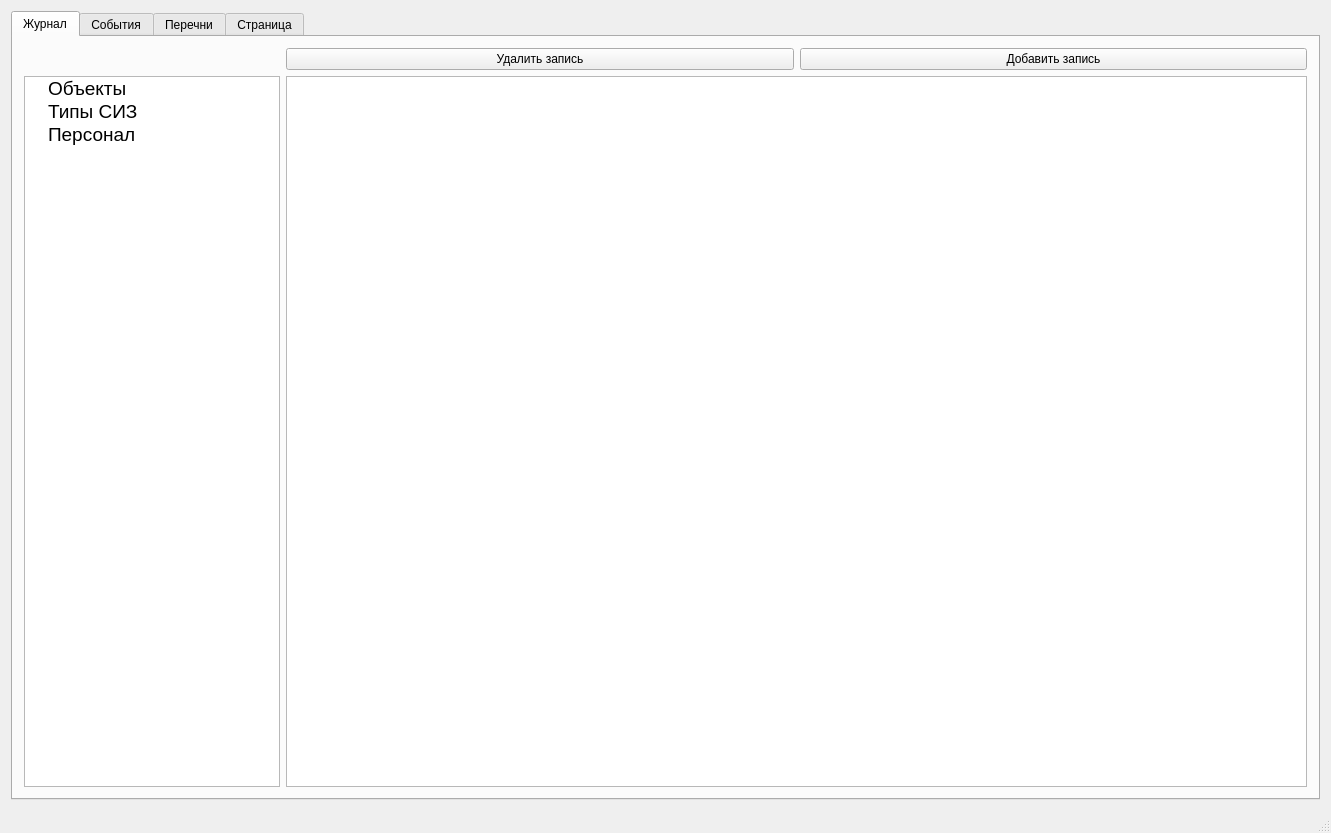
First picture: the form in mainsizwindow.ui, repository OpexXXX/SIZ, before the edit.
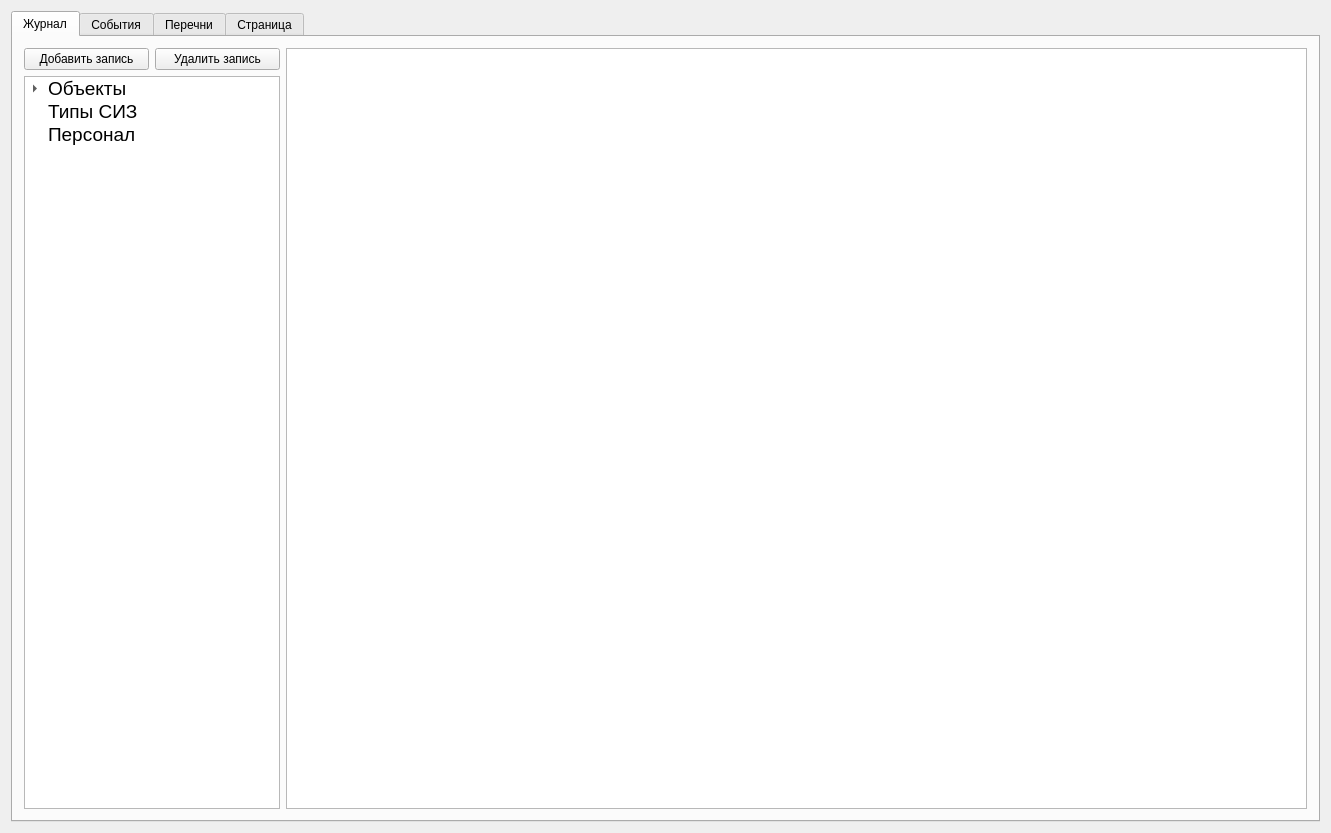
Second picture: the form after the edit. The open tabs and pages were chosen to show the change. Icons and pictures are not drawn.

Patch:
```diff
--- a/mainsizwindow.ui
+++ b/mainsizwindow.ui
@@ -21,7 +21,7 @@
   </property>
   <property name="windowIcon">
    <iconset resource="resourse.qrc">
-    <normaloff>:/new/icon/icon.svg</normaloff>:/new/icon/icon.svg</iconset>
+    <normaloff>:/new/icon/128.png</normaloff>:/new/icon/128.png</iconset>
   </property>
   <property name="animated">
    <bool>true</bool>
@@ -36,7 +36,7 @@
      <verstretch>0</verstretch>
     </sizepolicy>
    </property>
-   <layout class="QHBoxLayout" name="horizontalLayout_6">
+   <layout class="QVBoxLayout" name="verticalLayout_6">
     <item>
      <widget class="QTabWidget" name="tabWidget">
       <property name="currentIndex">
@@ -46,52 +46,34 @@
        <attribute name="title">
         <string>Журнал</string>
        </attribute>
-       <layout class="QGridLayout" name="gridLayout_3">
-        <item row="2" column="1">
-         <widget class="QTableView" name="tableView">
-          <property name="palette">
-           <palette>
-            <active>
-             <colorrole role="Highlight">
-              <brush brushstyle="SolidPattern">
-               <color alpha="255">
-                <red>48</red>
-                <green>140</green>
-                <blue>198</blue>
-               </color>
-              </brush>
-             </colorrole>
-            </active>
-            <inactive>
-             <colorrole role="Highlight">
-              <brush brushstyle="SolidPattern">
-               <color alpha="255">
-                <red>48</red>
-                <green>140</green>
-                <blue>198</blue>
-               </color>
-              </brush>
-             </colorrole>
-            </inactive>
-            <disabled>
-             <colorrole role="Highlight">
-              <brush brushstyle="SolidPattern">
-               <color alpha="255">
-                <red>145</red>
-                <green>145</green>
-                <blue>145</blue>
-               </color>
-              </brush>
-             </colorrole>
-            </disabled>
-           </palette>
+       <layout class="QHBoxLayout" name="horizontalLayout">
+        <item>
+         <layout class="QVBoxLayout" name="verticalLayout_7">
+          <property name="leftMargin">
+           <number>0</number>
           </property>
-          <property name="styleSheet">
-           <string notr="true"/>
-          </property>
-         </widget>
-        </item>
-        <item row="2" column="0">
+          <item>
+           <layout class="QHBoxLayout" name="horizontalLayout_4">
+            <property name="topMargin">
+             <number>0</number>
+            </property>
+            <item>
+             <widget class="QPushButton" name="pushButton">
+              <property name="text">
+               <string>Добавить запись</string>
+              </property>
+             </widget>
+            </item>
+            <item>
+             <widget class="QPushButton" name="pushButton_2">
+              <property name="text">
+               <string>Удалить запись</string>
+              </property>
+             </widget>
+            </item>
+           </layout>
+          </item>
+          <item>
          <widget class="QTreeWidget" name="treeWidget">
           <property name="enabled">
            <bool>true</bool>
@@ -134,6 +116,16 @@
              <pointsize>14</pointsize>
             </font>
            </property>
+             <item>
+              <property name="text">
+               <string>Новый дочерний элемент</string>
+              </property>
+              <property name="font">
+               <font>
+                <pointsize>13</pointsize>
+               </font>
+              </property>
+             </item>
           </item>
           <item>
            <property name="text">
@@ -157,24 +149,52 @@
           </item>
          </widget>
         </item>
-        <item row="0" column="1">
-         <layout class="QHBoxLayout" name="horizontalLayout">
-          <item>
-           <widget class="QPushButton" name="pushButton_2">
-            <property name="text">
-             <string>Удалить запись</string>
-            </property>
-           </widget>
-          </item>
-          <item>
-           <widget class="QPushButton" name="pushButton">
-            <property name="text">
-             <string>Добавить запись</string>
-            </property>
-           </widget>
-          </item>
          </layout>
         </item>
+        <item>
+         <widget class="QTableView" name="tableView">
+          <property name="palette">
+           <palette>
+            <active>
+             <colorrole role="Highlight">
+              <brush brushstyle="SolidPattern">
+               <color alpha="255">
+                <red>48</red>
+                <green>140</green>
+                <blue>198</blue>
+               </color>
+              </brush>
+             </colorrole>
+            </active>
+            <inactive>
+             <colorrole role="Highlight">
+              <brush brushstyle="SolidPattern">
+               <color alpha="255">
+                <red>48</red>
+                <green>140</green>
+                <blue>198</blue>
+               </color>
+              </brush>
+             </colorrole>
+            </inactive>
+            <disabled>
+             <colorrole role="Highlight">
+              <brush brushstyle="SolidPattern">
+               <color alpha="255">
+                <red>145</red>
+                <green>145</green>
+                <blue>145</blue>
+               </color>
+              </brush>
+             </colorrole>
+            </disabled>
+           </palette>
+          </property>
+          <property name="styleSheet">
+           <string notr="true"/>
+          </property>
+         </widget>
+        </item>
        </layout>
       </widget>
       <widget class="QWidget" name="tab_4">
@@ -235,7 +255,7 @@
            <bool>false</bool>
           </property>
           <property name="currentIndex">
-           <number>0</number>
+           <number>2</number>
           </property>
           <widget class="QWidget" name="page">
            <property name="geometry">
@@ -243,7 +263,7 @@
              <x>0</x>
              <y>0</y>
              <width>1291</width>
-             <height>629</height>
+             <height>673</height>
             </rect>
            </property>
            <attribute name="label">
@@ -295,7 +315,7 @@
              <x>0</x>
              <y>0</y>
              <width>1291</width>
-             <height>629</height>
+             <height>673</height>
             </rect>
            </property>
            <attribute name="label">
@@ -331,7 +351,7 @@
              <x>0</x>
              <y>0</y>
              <width>1291</width>
-             <height>629</height>
+             <height>673</height>
             </rect>
            </property>
            <attribute name="label">
@@ -373,7 +393,7 @@
         <item>
          <widget class="QPushButton" name="pushButton_9">
           <property name="text">
-           <string>PushButton</string>
+           <string>Показать уведдовление [Test]</string>
           </property>
          </widget>
         </item>
@@ -383,17 +403,6 @@
     </item>
    </layout>
   </widget>
-  <widget class="QMenuBar" name="menuBar">
-   <property name="geometry">
-    <rect>
-     <x>0</x>
-     <y>0</y>
-     <width>1331</width>
-     <height>22</height>
-    </rect>
-   </property>
-  </widget>
-  <widget class="QStatusBar" name="statusBar"/>
  </widget>
  <layoutdefault spacing="6" margin="11"/>
  <resources>
```
Lines whose indentation alone changed are shown as unchanged.
